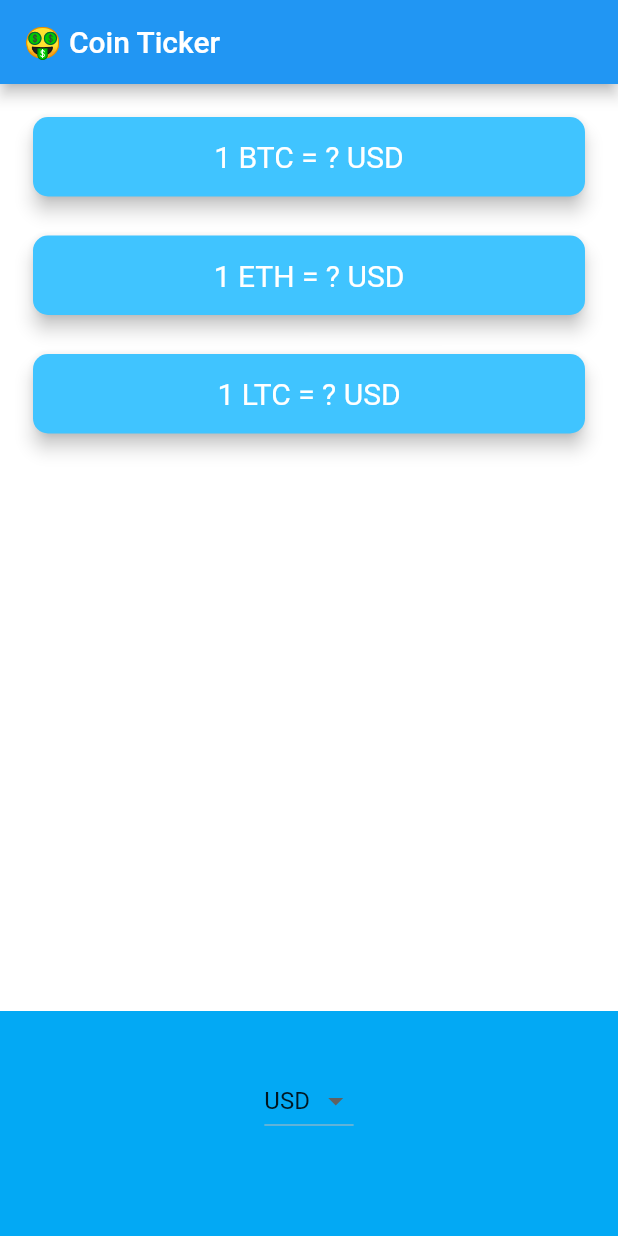
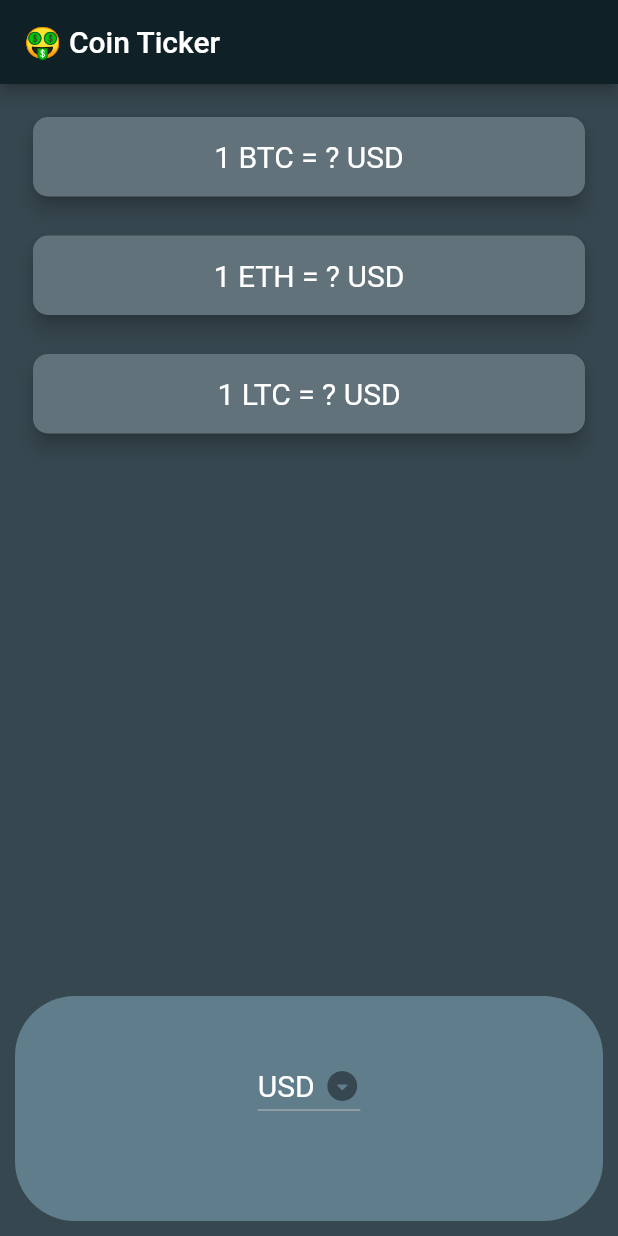
Before and after one commit to ashuk1109/Flutter_BitcoinTicker_App, a Flutter app: the screen it shows after launch, on a phone screen of 412 x 824 dp. Run offline on Flutter 3.47's test engine with Material 2 defaults, Android fonts, the phone set to English and light mode, and no system bars; our stand-ins replace flutter_spinkit.

Commit message:
Changed Style and Theme Of App * Am a dark theme fan, so changed the theme of the app to a darker color palette * Also added screenshots
Signed-off-by: ashuk1109 <ashutoshkarwa123@gmail.com>

```diff
--- a/lib/main.dart
+++ b/lib/main.dart
@@ -1,3 +1,5 @@
+// ignore_for_file: prefer_const_constructors
+
 import 'package:flutter/material.dart';
 import 'price_screen.dart';
 
@@ -7,9 +9,12 @@ class MyApp extends StatelessWidget {
   @override
   Widget build(BuildContext context) {
     return MaterialApp(
-      theme: ThemeData.light().copyWith(
-          primaryColor: Colors.lightBlue,
-          scaffoldBackgroundColor: Colors.white),
+      theme: ThemeData.dark().copyWith(
+          //primaryColor: Colors.blueAccent.shade700,
+          scaffoldBackgroundColor: Color(0xFF37474F),
+          appBarTheme: AppBarTheme(
+            backgroundColor: Color(0xFF102027),
+          )),
       home: PriceScreen(),
     );
   }
--- a/lib/networking.dart
+++ b/lib/networking.dart
@@ -5,7 +5,7 @@ import 'dart:convert';
 import 'package:flutter/material.dart';
 import 'package:flutter_spinkit/flutter_spinkit.dart';
 
-const String apiKey = 'E9E9575C-9102-4EB8-BC61-7B481A19DF9A';
+const String apiKey = 'D5A14DCA-186D-4AC6-896F-329CB1CE50B5';
 const List<String> coinTypes = ['BTC', 'ETH', 'LTC'];
 
 class NetworkHelper extends StatefulWidget {
--- a/lib/price_screen.dart
+++ b/lib/price_screen.dart
@@ -66,7 +66,7 @@ class _PriceScreenState extends State<PriceScreen> {
           Padding(
             padding: EdgeInsets.fromLTRB(18.0, 18.0, 18.0, 0),
             child: Card(
-              color: Colors.lightBlueAccent,
+              color: Color(0xFF62727b),
               elevation: 5.0,
               shape: RoundedRectangleBorder(
                 borderRadius: BorderRadius.circular(10.0),
@@ -87,7 +87,7 @@ class _PriceScreenState extends State<PriceScreen> {
           Padding(
             padding: EdgeInsets.fromLTRB(18.0, 18.0, 18.0, 0),
             child: Card(
-              color: Colors.lightBlueAccent,
+              color: Color(0xFF62727b),
               elevation: 5.0,
               shape: RoundedRectangleBorder(
                 borderRadius: BorderRadius.circular(10.0),
@@ -108,7 +108,7 @@ class _PriceScreenState extends State<PriceScreen> {
           Padding(
             padding: EdgeInsets.fromLTRB(18.0, 18.0, 18.0, 0),
             child: Card(
-              color: Colors.lightBlueAccent,
+              color: Color(0xFF62727b),
               elevation: 5.0,
               shape: RoundedRectangleBorder(
                 borderRadius: BorderRadius.circular(10.0),
@@ -133,11 +133,27 @@ class _PriceScreenState extends State<PriceScreen> {
             ),
           ),
           Container(
+            margin: EdgeInsets.all(10),
+            decoration: BoxDecoration(
+              borderRadius: BorderRadius.all(
+                Radius.circular(40),
+              ),
+              color: Colors.blueGrey,
+            ),
             height: 150.0,
             alignment: Alignment.center,
             padding: EdgeInsets.only(bottom: 30.0),
-            color: Colors.lightBlue,
+            child: Theme(
+              data: Theme.of(context).copyWith(
+                canvasColor: Color(0xFF263238),
+              ),
               child: DropdownButton<String>(
+                style: TextStyle(
+                  fontSize: 20,
+                ),
+                icon: Icon(Icons.arrow_drop_down_circle_rounded),
+                iconEnabledColor: Color(0xFF37474F),
+                elevation: 10,
                 value: currency,
                 items: getDropDownItems(),
                 onChanged: (value) {
@@ -148,6 +164,7 @@ class _PriceScreenState extends State<PriceScreen> {
                 },
               ),
             ),
+          ),
         ],
       ),
     );
```
Also changed, not shown: 4 other files. Lines whose indentation alone changed are shown as unchanged.
